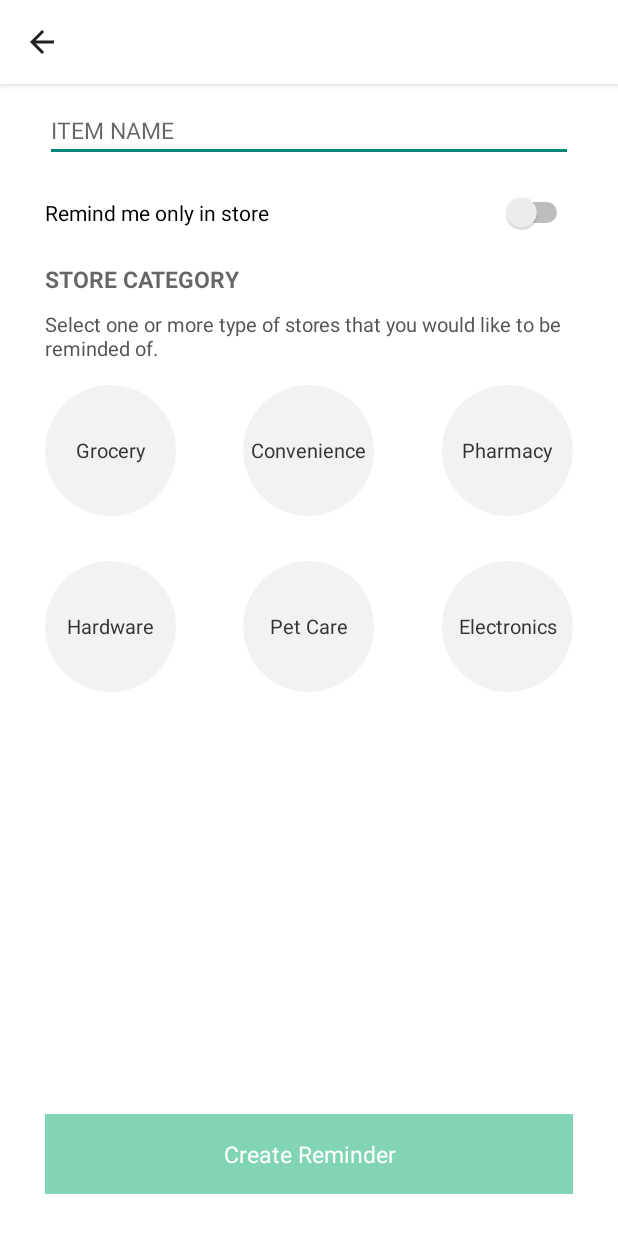
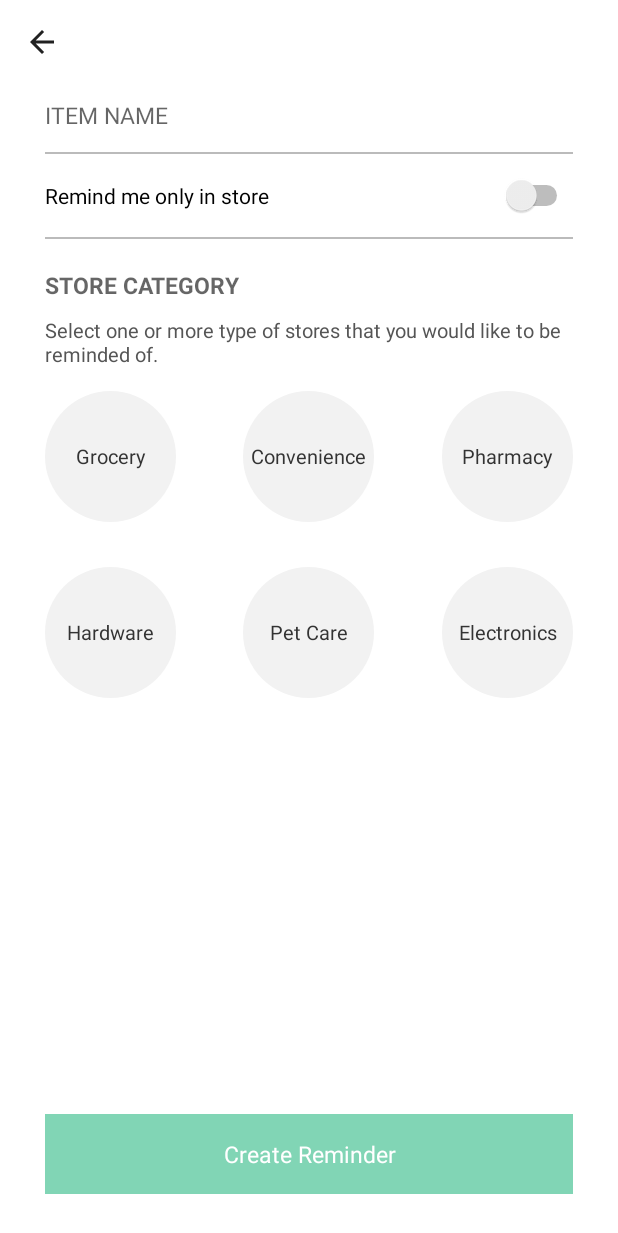
Before and after one commit to kbalouse/CloseBuy, an Android app: the AddTextActivity screen opened directly, with no data from a screen before it, on a phone screen of 412 x 824 dp. Shown: the top 1233 px of the screen. Run offline under Robolectric (Android 15) with nearby library versions, the phone set to English and light mode, and no system bars.

Commit message:
Brought add and text pages closer to spec. Removed action bar shadow, added border lines between input items.

```diff
--- a/CloseBuy/app/src/main/java/fourpointoh/closebuy/AddTextActivity.java
+++ b/CloseBuy/app/src/main/java/fourpointoh/closebuy/AddTextActivity.java
@@ -49,6 +49,7 @@ public class AddTextActivity extends AppCompatActivity {
         if (actionBar == null) Log.d(getString(R.string.log_tag), "ActionBar is null");
         actionBar.setDisplayHomeAsUpEnabled(true);
         actionBar.setBackgroundDrawable(new ColorDrawable(Color.WHITE));
+        actionBar.setElevation(0);
 
         //set the switch to OFF by default
         //remind inStore OFF by default
--- a/CloseBuy/app/src/main/java/fourpointoh/closebuy/EditTextActivity.java
+++ b/CloseBuy/app/src/main/java/fourpointoh/closebuy/EditTextActivity.java
@@ -57,6 +57,7 @@ public class EditTextActivity extends AppCompatActivity {
         if (actionBar == null) Log.d(getString(R.string.log_tag), "ActionBar is null");
         actionBar.setDisplayHomeAsUpEnabled(true);
         actionBar.setBackgroundDrawable(new ColorDrawable(Color.WHITE));
+        actionBar.setElevation(0);
 
         // TODO: Just pass the whole ReminderItem to the activity so we don't have to query DB and search
         ReminderItem item = null;
--- a/CloseBuy/app/src/main/res/layout/activity_add_text.xml
+++ b/CloseBuy/app/src/main/res/layout/activity_add_text.xml
@@ -13,18 +13,35 @@
         android:hint="@string/edit_message"
         android:textSize="15sp"
         android:layout_marginTop="10dp"
-        android:inputType="textAutoComplete|textAutoCorrect|text" />
+        android:inputType="textAutoComplete|textAutoCorrect|text"
+        android:background="@android:color/transparent"/>
+
+    <include
+        layout="@layout/line_border"
+        android:id="@+id/border1"
+        android:layout_width="match_parent"
+        android:layout_height="1dp"
+        android:layout_below="@+id/edit_message"
+        android:layout_marginTop="14dp"/>
 
     <Switch
         android:id="@+id/mySwitch"
         android:layout_width="wrap_content"
         android:layout_height="wrap_content"
         android:text="@string/toggle_message"
-        android:layout_marginTop="20dp"
-        android:layout_below="@+id/edit_message"
+        android:layout_marginTop="14dp"
+        android:layout_below="@+id/border1"
         android:layout_alignParentStart="true"
         android:layout_alignEnd="@+id/edit_message"
         android:checked="false" />
+
+    <include
+        layout="@layout/line_border"
+        android:id="@+id/border2"
+        android:layout_width="match_parent"
+        android:layout_height="1dp"
+        android:layout_below="@+id/mySwitch"
+        android:layout_marginTop="14dp"/>
 
     <TextView
         android:id="@+id/textView1"
@@ -35,7 +52,7 @@
         android:textSize="15sp"
         android:textStyle="bold"
         android:textAppearance="?android:attr/textAppearanceMedium"
-        android:layout_below="@+id/mySwitch" />
+        android:layout_below="@+id/border2" />
 
     <TextView
         android:id="@+id/textView2"
--- /dev/null
+++ b/CloseBuy/app/src/main/res/layout/line_border.xml
@@ -0,0 +1,6 @@
+<?xml version="1.0" encoding="utf-8"?>
+<LinearLayout xmlns:android="http://schemas.android.com/apk/res/android"
+    android:layout_width="match_parent"
+    android:layout_height="1dp"
+    android:background="@color/colorDisabledListItemText">
+</LinearLayout>
```
Also changed, not shown: CloseBuy/app/src/main/res/layout/activity_edit_text.xml (+21 -4 lines).
